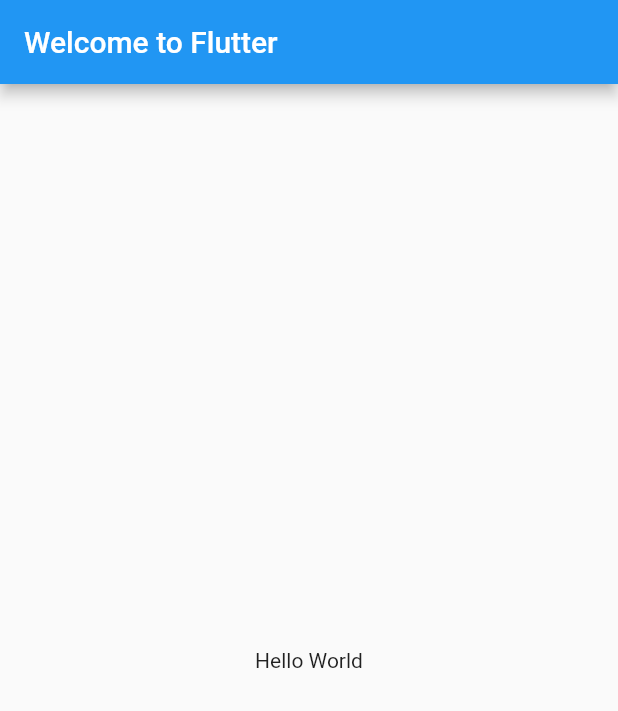
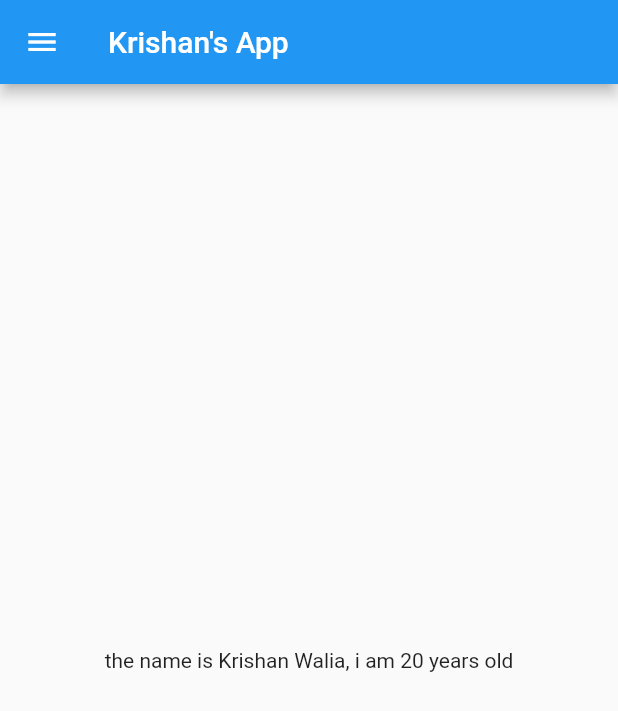
Before and after one commit to krishanwalia30/app_development, a Flutter app: the screen it shows after launch, on a phone screen of 412 x 824 dp. Shown: the top 711 px of the screen. Run offline on Flutter 3.47's test engine with Material 2 defaults, Android fonts, the phone set to English and light mode, and no system bars.

Commit message:
day 2 completed

```diff
--- /dev/null
+++ b/lib/home_page.dart
@@ -0,0 +1,25 @@
+import 'package:flutter/material.dart';
+
+class HomePage extends StatelessWidget {
+  const HomePage({Key? key}) : super(key: key);
+
+  @override
+  Widget build(BuildContext context) {
+    int age = 20;
+    double numsdf = 100.0342;
+    String name = "Krishan Walia";
+
+    return Scaffold(
+      appBar: AppBar(
+        title: Text("Krishan's App"),
+      ),
+
+      body: Center(
+        child: Container(
+          child: Text("the name is $name, i am $age years old"),
+        ),
+      ),
+      drawer: Drawer(),
+    );
+  }
+}
--- a/lib/main.dart
+++ b/lib/main.dart
@@ -1,28 +1,16 @@
-// Copyright 2018 The Flutter team. All rights reserved.
-// Use of this source code is governed by a BSD-style license that can be
-// found in the LICENSE file.
-
 import 'package:flutter/material.dart';
+import 'package:startup_namer/home_page.dart';
 
 void main() {
-  runApp(const MyApp());
+  // WidgetApp , MaterialApp, CupertinoApp
+  runApp(MyApp());
 }
 
 class MyApp extends StatelessWidget {
-  const MyApp({super.key});
-
   @override
   Widget build(BuildContext context) {
     return MaterialApp(
-      title: 'Welcome to Flutter',
-      home: Scaffold(
-        appBar: AppBar(
-          title: const Text('Welcome to Flutter'),
-        ),
-        body: const Center(
-          child: Text('Hello World'),
-        ),
-      ),
+      home: HomePage(),
     );
   }
 }
```
